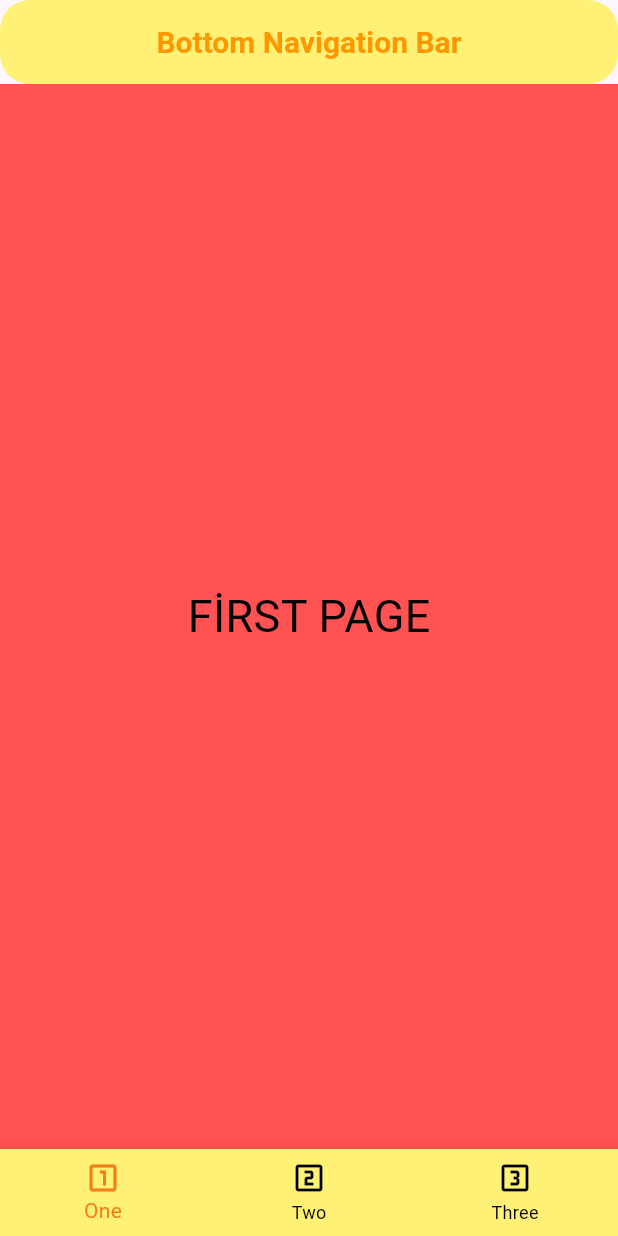
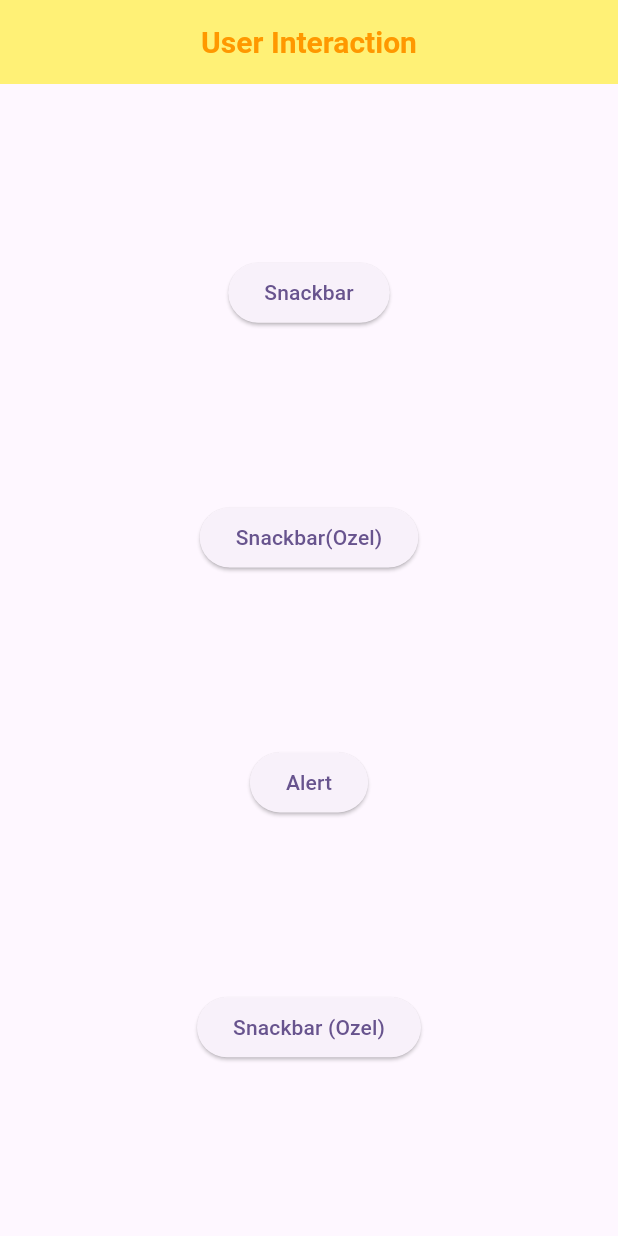
Before and after one commit to MenesInce/flutter_state, a Flutter app: the screen it shows after launch, on a phone screen of 412 x 824 dp. Run offline on Flutter 3.47's test engine with Material 3 defaults, Android fonts, the phone set to English and light mode, and no system bars.

Commit message:
snackbar-alert

```diff
--- a/lib/main.dart
+++ b/lib/main.dart
@@ -1,3 +1,4 @@
+import 'package:calisma_yapisi/user_interaction/snacbar_alert.dart';
 import 'package:calisma_yapisi/view/home_page.dart';
 import 'package:flutter/material.dart';
 
@@ -23,12 +24,12 @@ class MyApp extends StatelessWidget {
               fontSize: 20),
           color: Colors.yellow[300],
           centerTitle: true,
-          shape: RoundedRectangleBorder(borderRadius: BorderRadius.circular(20.0)),
 
         ),
+        snackBarTheme: const SnackBarThemeData(backgroundColor: Colors.red),
         colorScheme: ColorScheme.fromSeed(seedColor: Colors.deepPurple),
       ),
-      home: const BottomNavigationPage(),
+      home: const UserInteraction(),
     );
   }
 }
--- /dev/null
+++ b/lib/user_interaction/snacbar_alert.dart
@@ -0,0 +1,90 @@
+import 'package:flutter/material.dart';
+
+class UserInteraction extends StatefulWidget{
+  const UserInteraction({super.key});
+
+  @override
+  State<UserInteraction> createState() => _UserInteractionState();
+}
+
+class _UserInteractionState extends State<UserInteraction> {
+  final String titleAppBar = "User Interaction";
+  var tfControl = TextEditingController();
+  @override
+  Widget build(BuildContext context) {
+    return Scaffold(
+      appBar: AppBar(title: Text(titleAppBar),),
+      body: Center(
+        child: Column(mainAxisAlignment: MainAxisAlignment.spaceEvenly,
+          children: [
+            ElevatedButton(onPressed: () {
+                ScaffoldMessenger.of(context).showSnackBar(
+                   SnackBar(
+                      content: const Text("Silmek istiyor musunuz?"),
+                      action:SnackBarAction(label: "EVET", onPressed: (){
+                         ScaffoldMessenger.of(context).showSnackBar(const SnackBar(content: Text("SİLİNDİ")));
+                      }) ,
+
+                  ),
+                );
+            }, child:const Text("Snackbar")),
+
+            ElevatedButton(onPressed: () {
+              ScaffoldMessenger.of(context).showSnackBar(
+                SnackBar(
+                  content: const Text("Silmek istiyor musunuz?",style: TextStyle(color: Colors.purpleAccent),),
+                  //backgroundColor: Colors.yellowAccent,
+                  action:SnackBarAction(label: "EVET",textColor: Colors.green, onPressed: (){
+                    ScaffoldMessenger.of(context).showSnackBar(const SnackBar(
+                        content: Text("SİLİNDİ",style: TextStyle(color: Colors.black),),
+                    //backgroundColor: Colors.yellowAccent,),
+                    ));
+                  }) ,
+
+                ),
+              );
+
+            }, child:const Text("Snackbar(Ozel)")),
+
+            ElevatedButton(onPressed: () {
+              showDialog(context: context,
+                  builder: (BuildContext context){
+                return AlertDialog(
+                  title: const Text("Baslik"),
+                  content: const Text("Icerik"),
+                  actions: [
+                    TextButton(onPressed: (){Navigator.pop(context);}, child: Text("IPTAL")),
+                    TextButton(onPressed: (){Navigator.pop(context);}, child: Text("TAMAM"))
+                  ],
+                );
+                  }
+
+              );
+
+            }, child:const Text("Alert")),
+            ElevatedButton(onPressed: () {
+              showDialog(context: context,
+                  builder: (BuildContext context){
+                    return AlertDialog(
+                      title: const Text("Kayit Islemi"),
+                      content: TextField(controller: tfControl,decoration: const InputDecoration(hintText: "Veri")),
+                      actions: [
+                        TextButton(onPressed: (){Navigator.pop(context);}, child: const Text("IPTAL",style: TextStyle(color: Colors.red),)),
+                        TextButton(onPressed: (){
+                          print("KAYDEDİLDİ : ${tfControl.text}");
+                          tfControl.text= "";
+                          Navigator.pop(context);},
+                            child: const Text("KAYDET",style: TextStyle(color: Colors.red)))
+                      ],
+                    );
+                  }
+
+              );
+
+            }, child:const Text("Snackbar (Ozel)")),
+          ],
+        ),
+      ),
+    );
+  }
+}
```
